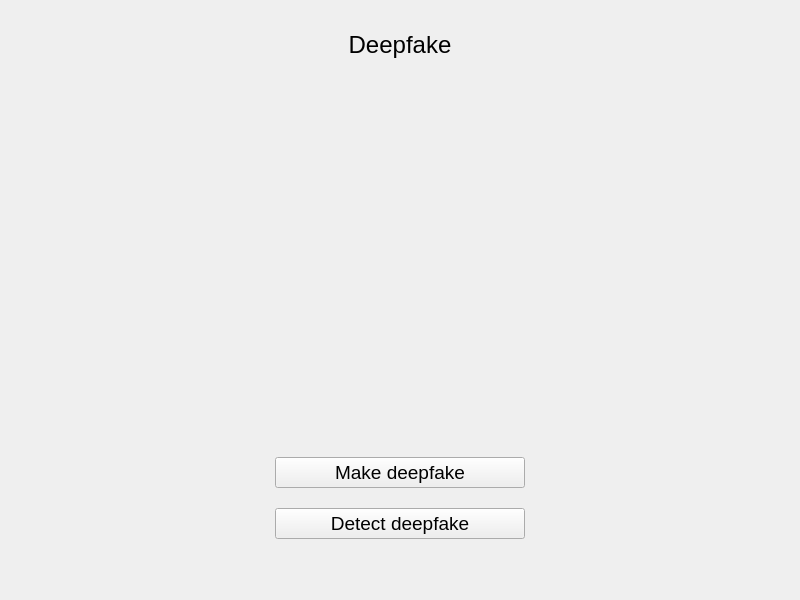
Qt form gui/templates/start_page.ui (kuzzmak/deepfake) before a commit.
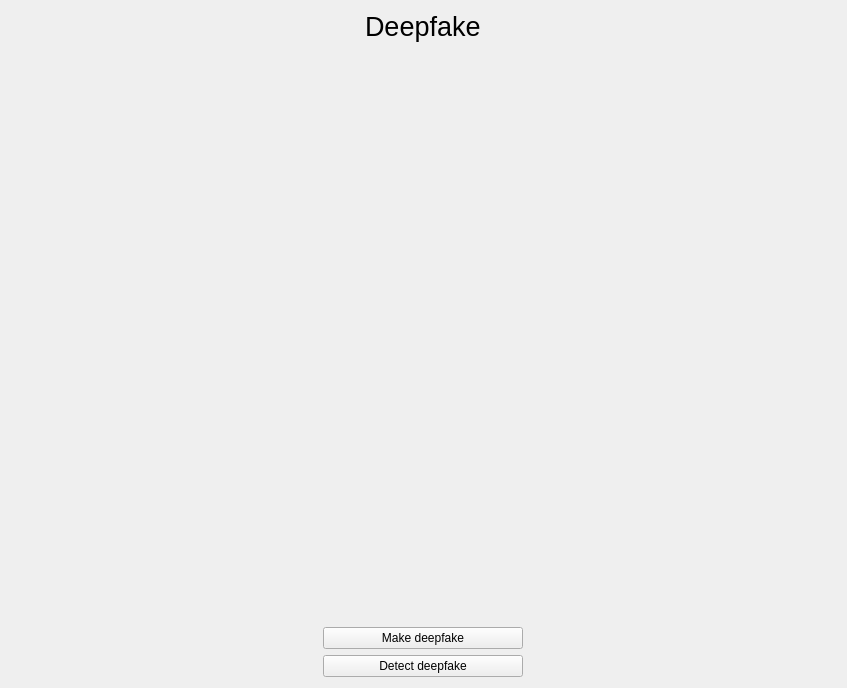
The same form after that commit.

```diff
--- a/gui/templates/start_page.ui
+++ b/gui/templates/start_page.ui
@@ -6,50 +6,26 @@
    <rect>
     <x>0</x>
     <y>0</y>
-    <width>800</width>
-    <height>600</height>
+    <width>847</width>
+    <height>688</height>
    </rect>
   </property>
-  <property name="sizePolicy">
-   <sizepolicy hsizetype="Fixed" vsizetype="Fixed">
-    <horstretch>0</horstretch>
-    <verstretch>0</verstretch>
-   </sizepolicy>
-  </property>
-  <property name="minimumSize">
-   <size>
-    <width>800</width>
-    <height>600</height>
-   </size>
-  </property>
   <property name="windowTitle">
    <string>Form</string>
   </property>
   <layout class="QVBoxLayout" name="verticalLayout_2">
    <item>
     <layout class="QVBoxLayout" name="verticalLayout">
-     <property name="spacing">
-      <number>20</number>
-     </property>
-     <property name="topMargin">
-      <number>20</number>
-     </property>
-     <property name="bottomMargin">
-      <number>50</number>
-     </property>
-     <item>
+     <item alignment="Qt::AlignHCenter">
       <widget class="QLabel" name="label">
        <property name="font">
         <font>
-         <pointsize>18</pointsize>
+         <pointsize>20</pointsize>
         </font>
        </property>
        <property name="text">
         <string>Deepfake</string>
        </property>
-       <property name="alignment">
-        <set>Qt::AlignCenter</set>
-       </property>
       </widget>
      </item>
      <item>
@@ -69,21 +45,16 @@
       <widget class="QPushButton" name="make_deepfake_btn">
        <property name="minimumSize">
         <size>
-         <width>250</width>
+         <width>200</width>
          <height>0</height>
         </size>
        </property>
        <property name="maximumSize">
         <size>
-         <width>250</width>
+         <width>200</width>
          <height>16777215</height>
         </size>
        </property>
-       <property name="font">
-        <font>
-         <pointsize>14</pointsize>
-        </font>
-       </property>
        <property name="text">
         <string>Make deepfake</string>
        </property>
@@ -93,21 +64,16 @@
       <widget class="QPushButton" name="detect_deepfake_btn">
        <property name="minimumSize">
         <size>
-         <width>250</width>
+         <width>200</width>
          <height>0</height>
         </size>
        </property>
        <property name="maximumSize">
         <size>
-         <width>250</width>
+         <width>200</width>
          <height>16777215</height>
         </size>
        </property>
-       <property name="font">
-        <font>
-         <pointsize>14</pointsize>
-        </font>
-       </property>
        <property name="text">
         <string>Detect deepfake</string>
        </property>
```
